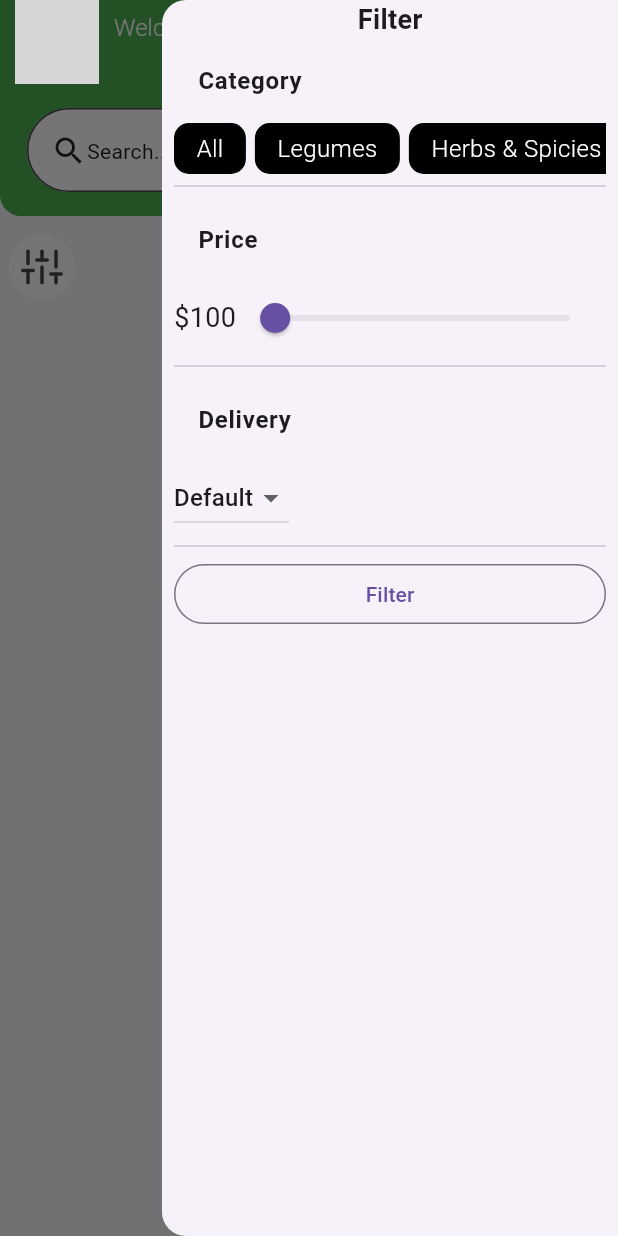
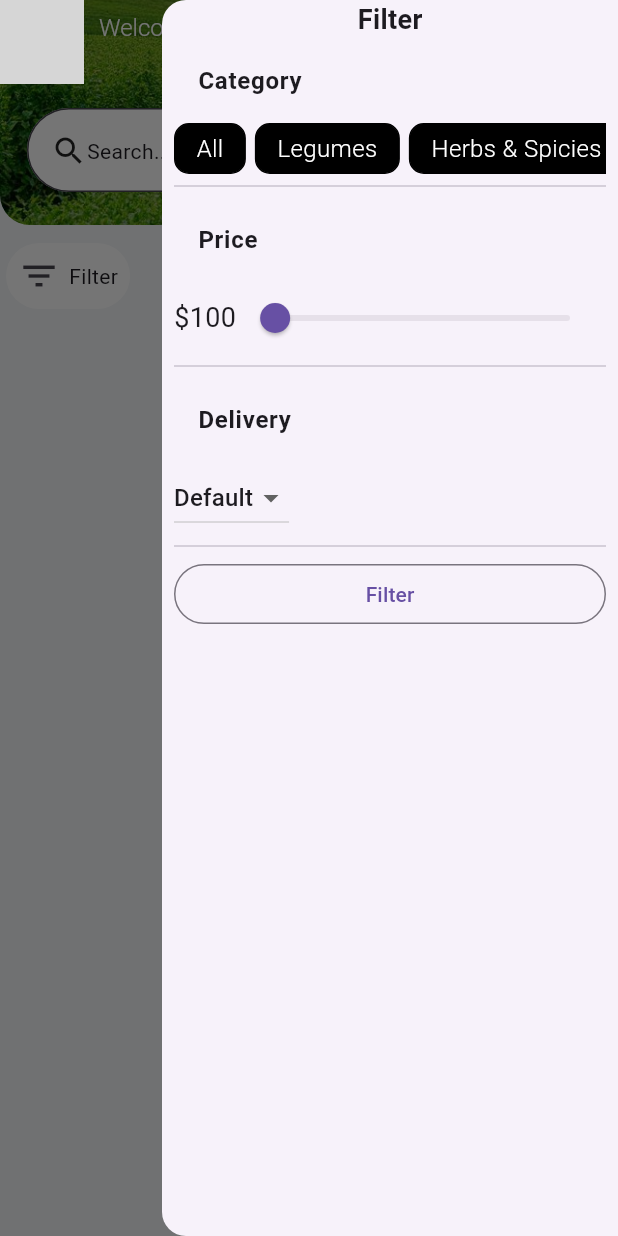
Before and after one commit to KhriseanStewart/denbigh_amber_app, a Flutter app: the HomeScreen screen opened by its route, with the side drawer open, on a phone screen of 412 x 824 dp. Run offline on Flutter 3.47's test engine with Material 3 defaults, Android fonts, the light colour scheme and no system bars; our stand-ins replace cloud_firestore, feather_icons, firebase_auth, firebase_core, shimmer, stylish_bottom_bar; accounts and stored records are empty; network calls fail; grey boxes are pictures that could not be loaded.

Commit message:
Added cart logic (calculations not added)

```diff
--- a/lib/users/screens/cart_screen/cart_screen.dart
+++ b/lib/users/screens/cart_screen/cart_screen.dart
@@ -108,14 +108,14 @@ class _CartScreenState extends State<CartScreen> {
                 ),
                 SizedBox(height: 12),
                 Center(
-                  child: CustomButton(
+                  child: CustomButtonElevated(
                     btntext: "Continue to Checkout",
                     onpress: () {
                       displaySnackBar(context, "Checkout soon");
                     },
                     isBoldtext: true,
-                    bgcolor: Colors.grey.shade300,
-                    textcolor: Colors.black,
+                    bgcolor: Colors.green,
+                    textcolor: Colors.white,
                     size: 16,
                   ),
                 ),
--- a/lib/users/screens/dashboard/home.dart
+++ b/lib/users/screens/dashboard/home.dart
@@ -76,7 +76,6 @@ class _HomeScreenState extends State<HomeScreen> {
         child: SafeArea(
           child: Column(
             children: [
-              buildHeader(),
               SizedBox(height: 10),
               Padding(
                 padding: const EdgeInsets.symmetric(horizontal: 4.0),
@@ -93,8 +92,22 @@ class _HomeScreenState extends State<HomeScreen> {
 
   PreferredSize buildAppBar(BuildContext context) {
     return PreferredSize(
-      preferredSize: Size.fromHeight(kToolbarHeight),
-      child: FutureBuilder(
+      preferredSize: Size.fromHeight(150),
+      child: Container(
+        decoration: BoxDecoration(
+          image: DecorationImage(
+            colorFilter: ColorFilter.mode(
+              Colors.black.withOpacity(0.3), // adjust opacity here
+              BlendMode.darken, // or use BlendMode.srcOver
+            ),
+            fit: BoxFit.cover,
+            image: AssetImage('assets/images/header_background_dashboard.jpeg'),
+          ),
+          borderRadius: BorderRadius.circular(20),
+        ),
+        child: Column(
+          children: [
+            FutureBuilder(
               future: userData,
               builder: (context, snapshot) {
                 if (snapshot.connectionState == ConnectionState.waiting) {
@@ -104,12 +117,10 @@ class _HomeScreenState extends State<HomeScreen> {
                   return Text("No document");
                 }
                 final data = snapshot.data;
-          return Container(
-            decoration: BoxDecoration(color: Colors.green),
-            padding: EdgeInsets.symmetric(horizontal: 10.0),
-            child: AppBar(
+                return AppBar(
+                  backgroundColor:
+                      Colors.transparent, // make AppBar transparent
                   titleSpacing: 10,
-              backgroundColor: Colors.green,
                   leading: Container(
                     decoration: BoxDecoration(shape: BoxShape.circle),
                     child: PicCard(),
@@ -138,15 +149,20 @@ class _HomeScreenState extends State<HomeScreen> {
                   actions: [
                     IconButton(
                       onPressed: () {
-                    Navigator.pushNamed(context, AppRouter.notificationscreen);
+                        Navigator.pushNamed(
+                          context,
+                          AppRouter.notificationscreen,
+                        );
                       },
                       icon: Icon(FeatherIcons.bell, color: Colors.black),
-                  style: IconButton.styleFrom(backgroundColor: Colors.white),
                     ),
                   ],
-            ),
                 );
               },
+            ),
+            buildHeader(),
+          ],
+        ),
       ),
     );
   }
@@ -335,7 +351,10 @@ class _HomeScreenState extends State<HomeScreen> {
             onPressed: () {
               Scaffold.of(context).openEndDrawer();
             },
-            icon: Icon(FeatherIcons.sliders, size: 28),
+            icon: Row(
+              spacing: 6,
+              children: [Icon(Icons.filter_list, size: 28), Text('Filter')],
+            ),
             style: IconButton.styleFrom(backgroundColor: Colors.white),
           ),
         ),
@@ -343,7 +362,7 @@ class _HomeScreenState extends State<HomeScreen> {
           onPressed: () {
             Navigator.pushNamed(context, AppRouter.viewallitem);
           },
-          child: Text("View All"),
+          child: Text("View All", style: TextStyle(color: Colors.black)),
         ),
       ],
     );
@@ -352,7 +371,7 @@ class _HomeScreenState extends State<HomeScreen> {
   Widget buildHeader() {
     return Container(
       decoration: BoxDecoration(
-        color: Colors.green,
+        color: Colors.transparent,
         borderRadius: BorderRadius.vertical(bottom: Radius.circular(14)),
       ),
       padding: EdgeInsets.symmetric(horizontal: 18.0, vertical: 16.0),
--- a/lib/users/screens/product_screen/product_screen.dart
+++ b/lib/users/screens/product_screen/product_screen.dart
@@ -1,4 +1,6 @@
 import 'package:cloud_firestore/cloud_firestore.dart';
+import 'package:denbigh_app/users/database/cart.dart';
+import 'package:denbigh_app/users/screens/dashboard/home.dart';
 import 'package:denbigh_app/widgets/ExpandedText.dart';
 import 'package:denbigh_app/widgets/custom_btn.dart';
 import 'package:feather_icons/feather_icons.dart';
@@ -341,7 +343,9 @@ class _ProductScreenState extends State<ProductScreen> {
                 padding: const EdgeInsets.symmetric(horizontal: 8.0),
                 child: CustomButtonElevated(
                   btntext: "Add to Cart",
-                  onpress: () {},
+                  onpress: () {
+                    Cart_Service().addToCart(auth!.uid, args, quantity);
+                  },
                   bgcolor: Colors.grey.shade400,
                   textcolor: Colors.black,
                   isBoldtext: true,
--- a/pubspec.yaml
+++ b/pubspec.yaml
@@ -42,6 +42,7 @@ flutter:
      - assets/png2.png
      - assets/png3.png
      - assets/fonts/
+     - assets/images/
   #   - images/a_dot_ham.jpeg
 
   # An image asset can refer to one or more resolution-specific "variants", see
```
Also changed, not shown: assets/images/header_background_dashboard.jpeg (added). Lines whose indentation alone changed are shown as unchanged.
